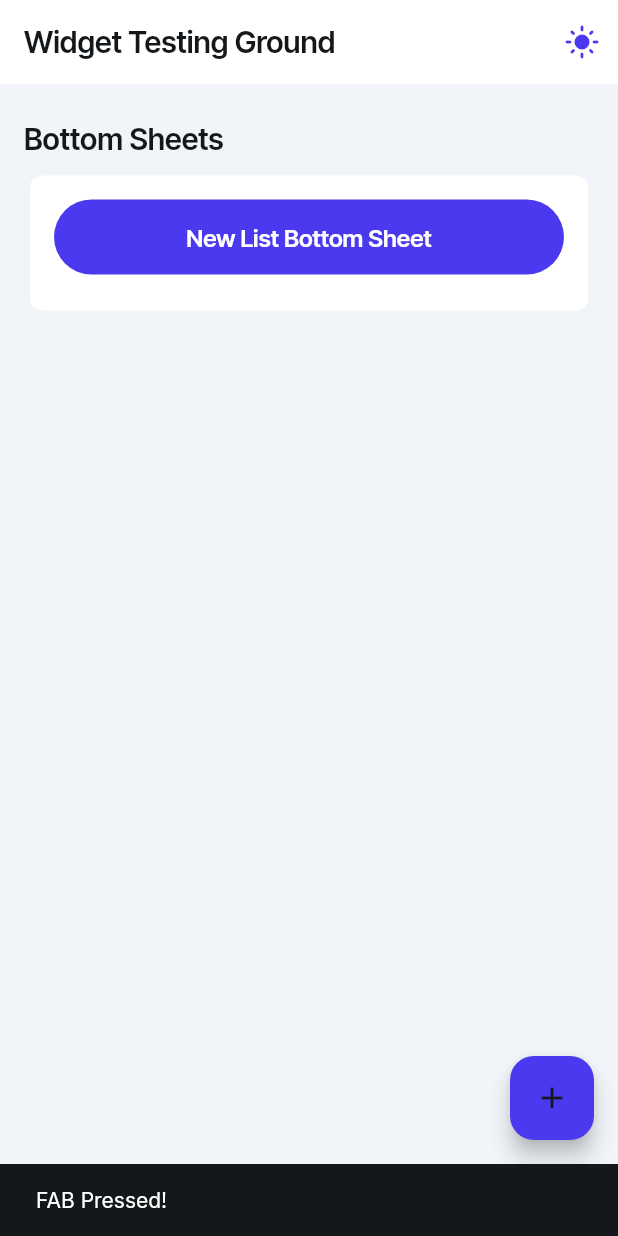
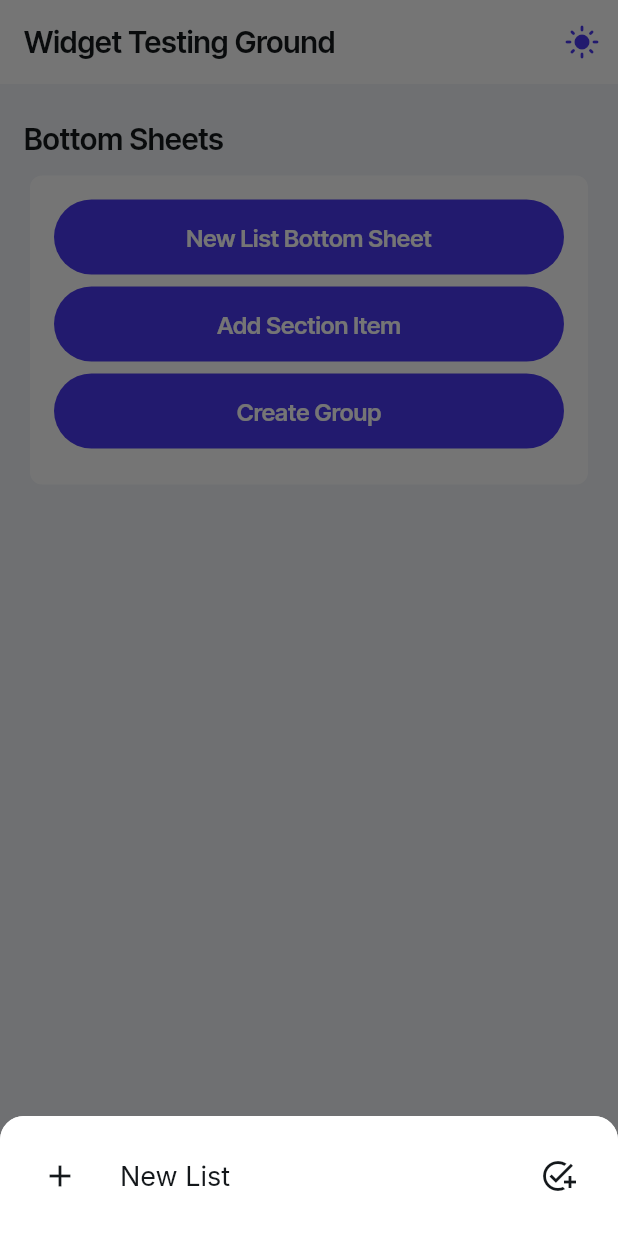
Before and after one commit to RichboyMF/fllutterflow_to_flutter_convert, a Flutter app: the screen it shows after launch, after a tap on the "dark mode" icon, after a tap on the "add" icon, on a phone screen of 412 x 824 dp. Run offline on Flutter 3.47's test engine with Material 3 defaults, Android fonts, the light colour scheme and no system bars; our stand-ins replace google_fonts, modal_bottom_sheet.

Commit message:
all 3 added

```diff
--- a/lib/presentation/screens/home_screen.dart
+++ b/lib/presentation/screens/home_screen.dart
@@ -2,6 +2,8 @@
 import 'package:flutter/material.dart';
 import '../../utils/screen_utils.dart';
 import '../widgets/new_list_bottom_sheet.dart';
+import '../widgets/add_section_item.dart';
+import '../widgets/create_group_sheet.dart';
 
 class HomeScreen extends StatefulWidget {
   const HomeScreen({super.key});
@@ -17,6 +19,32 @@ class _HomeScreenState extends State<HomeScreen> {
     setState(() {
       isDarkMode = !isDarkMode;
     });
+  }
+
+  void _showAddSection() {
+    showModalBottomSheet(
+      context: context,
+      builder: (context) => AddSectionItem(
+        onAddPressed: () {
+          Navigator.pop(context);
+          context.showNewListSheet();
+        },
+        onTaskPressed: () {
+          Navigator.pop(context);
+          context.showCreateGroup(
+            onCreateGroup: (name) {
+              context.showSnackBar('Created group: $name');
+            },
+          );
+        },
+      ),
+      backgroundColor: Theme.of(context).colorScheme.surface,
+      shape: const RoundedRectangleBorder(
+        borderRadius: BorderRadius.vertical(
+          top: Radius.circular(16),
+        ),
+      ),
+    );
   }
 
   @override
@@ -45,16 +73,32 @@ class _HomeScreenState extends State<HomeScreen> {
               _buildTestButton(
                 context,
                 'New List Bottom Sheet',
-                () => showNewListBottomSheet(context),
+                () => context.showNewListSheet().then((result) {
+                  if (result != null) {
+                    context.showSnackBar('Created list with data: $result');
+                  }
+                }),
+              ),
+              _buildTestButton(
+                context,
+                'Add Section Item',
+                _showAddSection,
+              ),
+              _buildTestButton(
+                context,
+                'Create Group',
+                () => context.showCreateGroup(
+                  onCreateGroup: (name) {
+                    context.showSnackBar('Created group: $name');
+                  },
+                ),
               ),
             ],
           ),
         ],
       ),
       floatingActionButton: FloatingActionButton(
-        onPressed: () {
-          context.showSnackBar('FAB Pressed!');
-        },
+        onPressed: () => _showAddSection(),
         child: const Icon(Icons.add),
       ),
     );
--- /dev/null
+++ b/lib/presentation/widgets/add_section_item.dart
@@ -0,0 +1,116 @@
+// lib/presentation/widgets/add_section_item.dart
+import 'package:flutter/material.dart';
+
+class AddSectionItem extends StatelessWidget {
+  final VoidCallback? onAddPressed;
+  final VoidCallback? onTaskPressed;
+
+  const AddSectionItem({
+    super.key,
+    this.onAddPressed,
+    this.onTaskPressed,
+  });
+
+  @override
+  Widget build(BuildContext context) {
+    return Container(
+      padding: const EdgeInsets.symmetric(vertical: 8, horizontal: 16),
+      decoration: BoxDecoration(
+        color: Theme.of(context).colorScheme.surface,
+        borderRadius: const BorderRadius.vertical(
+          top: Radius.circular(16),
+        ),
+      ),
+      child: Column(
+        mainAxisSize: MainAxisSize.min,
+        children: [
+          InkWell(
+            onTap: onAddPressed,
+            child: Padding(
+              padding: const EdgeInsets.symmetric(vertical: 8.0),
+              child: Row(
+                children: [
+                  // Left section with add icon
+                  Container(
+                    width: 48,
+                    height: 48,
+                    decoration: BoxDecoration(
+                      color: Theme.of(context).colorScheme.surfaceVariant,
+                      shape: BoxShape.circle,
+                    ),
+                    child: Icon(
+                      Icons.add,
+                      color: Theme.of(context).colorScheme.onSurfaceVariant,
+                      size: 24,
+                    ),
+                  ),
+                  const SizedBox(width: 16),
+                  // Middle section with text
+                  Expanded(
+                    child: Text(
+                      'New List',
+                      style: Theme.of(context).textTheme.bodyLarge?.copyWith(
+                            fontSize: 18,
+                            letterSpacing: 0,
+                          ),
+                    ),
+                  ),
+                  // Right section with task icon
+                  InkWell(
+                    onTap: onTaskPressed,
+                    borderRadius: BorderRadius.circular(24),
+                    child: Container(
+                      width: 48,
+                      height: 48,
+                      decoration: BoxDecoration(
+                        color: Theme.of(context).colorScheme.surfaceVariant,
+                        shape: BoxShape.circle,
+                      ),
+                      child: Icon(
+                        Icons.add_task,
+                        color: Theme.of(context).colorScheme.onSurfaceVariant,
+                        size: 24,
+                      ),
+                    ),
+                  ),
+                ],
+              ),
+            ),
+          ),
+          // Bottom padding to account for system navigation bar
+          SizedBox(height: MediaQuery.of(context).padding.bottom),
+        ],
+      ),
+    );
+  }
+}
+
+// Helper method to show the add section item
+void showAddSectionItem({
+  required BuildContext context,
+  VoidCallback? onAddPressed,
+  VoidCallback? onTaskPressed,
+}) {
+  showModalBottomSheet(
+    context: context,
+    backgroundColor: Colors.transparent,
+    builder: (context) => AddSectionItem(
+      onAddPressed: onAddPressed ?? () => Navigator.pop(context),
+      onTaskPressed: onTaskPressed ?? () => Navigator.pop(context),
+    ),
+  );
+}
+
+// Extension method for easier access
+extension AddSectionItemExtension on BuildContext {
+  void showAddSection({
+    VoidCallback? onAddPressed,
+    VoidCallback? onTaskPressed,
+  }) {
+    showAddSectionItem(
+      context: this,
+      onAddPressed: onAddPressed,
+      onTaskPressed: onTaskPressed,
+    );
+  }
+}
```
Also changed, not shown: lib/presentation/widgets/create_group_sheet.dart (added, +160 -0 lines), lib/presentation/widgets/new_list_bottom_sheet.dart (+23 -5 lines).
